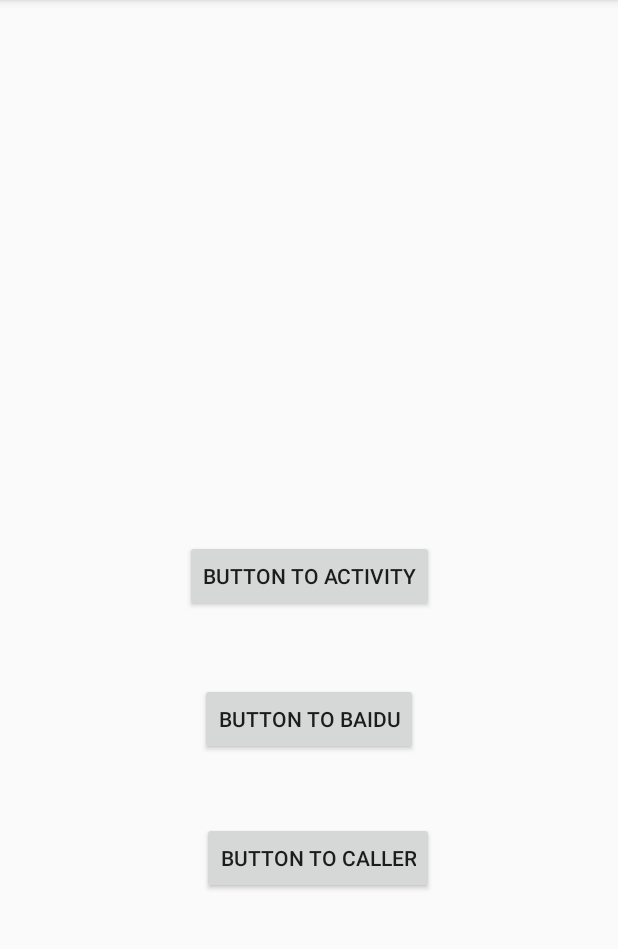
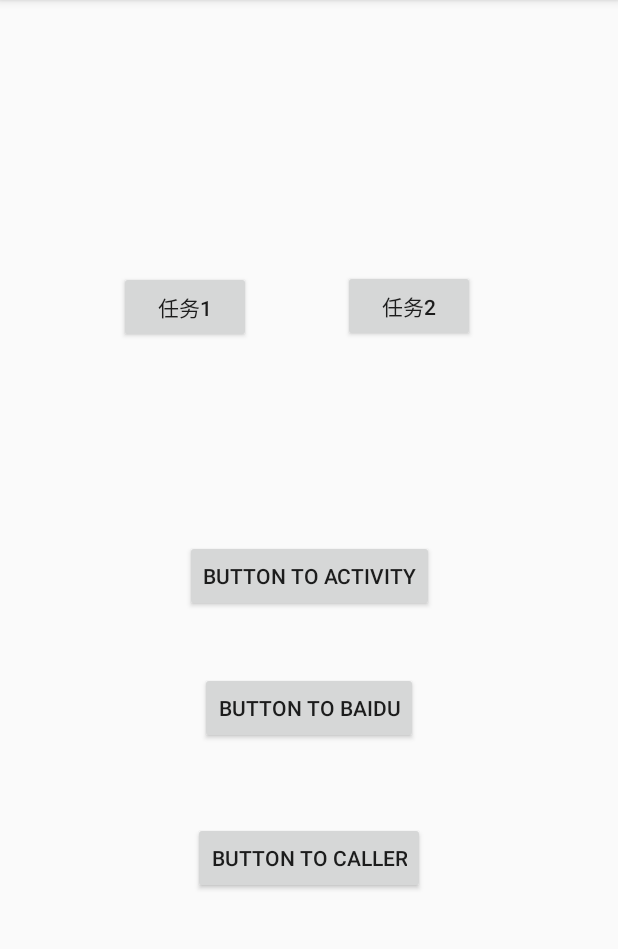
Before and after one commit to huang583824382/ByteDance_3190103047, an Android app: the screen it shows after launch (MainActivity), on a phone screen of 412 x 824 dp, the part 84-1033 px from its top. Run offline under Robolectric (Android 15) with nearby library versions, the light colour scheme and no system bars.

Commit message:
chapter2

```diff
--- a/Homework-Chapter-2/app/src/main/AndroidManifest.xml
+++ b/Homework-Chapter-2/app/src/main/AndroidManifest.xml
@@ -9,7 +9,9 @@
         android:roundIcon="@mipmap/ic_launcher_round"
         android:supportsRtl="true"
         android:theme="@style/AppTheme">
-        <activity android:name=".Activity_test"></activity>
+        <activity android:name=".Activity_test3"></activity>
+        <activity android:name=".Activity_test2" />
+        <activity android:name=".Activity_test" />
         <activity android:name=".MainActivity">
             <intent-filter>
                 <action android:name="android.intent.action.MAIN" />
--- a/Homework-Chapter-2/app/src/main/java/com/example/homework_chapter_2/MainActivity.java
+++ b/Homework-Chapter-2/app/src/main/java/com/example/homework_chapter_2/MainActivity.java
@@ -19,11 +19,16 @@ public class MainActivity extends AppCompatActivity {
         Button btn1=findViewById(R.id.button1);
         Button btn2=findViewById(R.id.button2);
         Button btn3=findViewById(R.id.button3);
+        Button btn5=findViewById(R.id.button5);
+        Button btn6=findViewById(R.id.button6);
+
+        Log.d("MainActivity", "onCreate ");
         btn1.setOnClickListener(new View.OnClickListener() {
             @Override
             public void onClick(View v) {
                 Intent intent = new Intent(MainActivity.this, Activity_test.class);
                 startActivity(intent);
+                Log.d("jump", "to myActivity ");
             }
         });
         btn2.setOnClickListener(new View.OnClickListener() {
@@ -32,6 +37,7 @@ public class MainActivity extends AppCompatActivity {
                 Intent intent = new Intent(Intent.ACTION_VIEW);
                 intent.setData(Uri.parse("http://www.baidu.com"));
                 startActivity(intent);
+                Log.d("jump", "to BaiDu ");
             }
         });
         btn3.setOnClickListener(new View.OnClickListener() {
@@ -40,11 +46,44 @@ public class MainActivity extends AppCompatActivity {
                 Intent intent = new Intent(Intent.ACTION_DIAL);
                 intent.setData(Uri.parse("tel:15822222222"));
                 startActivity(intent);
+                Log.d("jump", "to my telephone ");
             }
         });
-
-
-
-
+        btn5.setOnClickListener(new View.OnClickListener() {
+            @Override
+            public void onClick(View v) {
+                Intent intent = new Intent(MainActivity.this, Activity_test2.class);
+                startActivity(intent);
+                Log.d("MainActivity", "to mission 1 ");
+            }
+        });
+        btn6.setOnClickListener(new View.OnClickListener() {
+            @Override
+            public void onClick(View v) {
+                Intent intent = new Intent(MainActivity.this, Activity_test3.class);
+                startActivity(intent);
+                Log.d("MainActivity", "to mission 2 ");
+            }
+        });
+    }
+    protected void onStart(){
+        super.onStart();
+        Log.d("MainActivity", " onStart");
+    }
+    protected void onResume(){
+        super.onResume();
+        Log.d("MainActivity", " onResume");
+    }
+    protected void onPause(){
+        super.onPause();
+        Log.d("MainActivity", " onPause");
+    }
+    protected void onStop(){
+        super.onStop();
+        Log.d("MainActivity", " onStop");
+    }
+    protected void onDestroy(){
+        super.onDestroy();
+        Log.d("MainActivity", " onDestroy");
     }
 }
--- a/Homework-Chapter-2/app/src/main/res/layout/activity_main.xml
+++ b/Homework-Chapter-2/app/src/main/res/layout/activity_main.xml
@@ -20,8 +20,7 @@
         android:layout_width="wrap_content"
         android:layout_height="wrap_content"
         android:text="Button to Activity"
-        tools:layout_editor_absoluteX="167dp"
-        tools:layout_editor_absoluteY="475dp"
+
         app:layout_constraintBottom_toBottomOf="parent"
         app:layout_constraintLeft_toLeftOf="parent"
         app:layout_constraintRight_toRightOf="parent"
@@ -37,7 +36,7 @@
         app:layout_constraintLeft_toLeftOf="parent"
         app:layout_constraintRight_toRightOf="parent"
         app:layout_constraintTop_toTopOf="parent"
-        app:layout_constraintVertical_bias="0.632" />
+        app:layout_constraintVertical_bias="0.622" />
 
     <Button
         android:id="@+id/button3"
@@ -45,10 +44,35 @@
         android:layout_height="wrap_content"
         android:text="Button to Caller"
         app:layout_constraintBottom_toBottomOf="parent"
-        app:layout_constraintHorizontal_bias="0.523"
         app:layout_constraintLeft_toLeftOf="parent"
         app:layout_constraintRight_toRightOf="parent"
         app:layout_constraintTop_toTopOf="parent"
         app:layout_constraintVertical_bias="0.761" />
 
+    <Button
+        android:id="@+id/button5"
+        android:layout_width="wrap_content"
+        android:layout_height="wrap_content"
+        android:text="任务1"
+        app:layout_constraintBottom_toBottomOf="parent"
+        app:layout_constraintHorizontal_bias="0.244"
+        app:layout_constraintLeft_toLeftOf="parent"
+        app:layout_constraintRight_toRightOf="parent"
+        app:layout_constraintTop_toTopOf="parent"
+        app:layout_constraintVertical_bias="0.251"
+
+        />
+
+    <Button
+        android:id="@+id/button6"
+        android:layout_width="wrap_content"
+        android:layout_height="wrap_content"
+        android:text="任务2"
+        app:layout_constraintBottom_toBottomOf="parent"
+        app:layout_constraintHorizontal_bias="0.705"
+        app:layout_constraintLeft_toLeftOf="parent"
+        app:layout_constraintRight_toRightOf="parent"
+        app:layout_constraintTop_toTopOf="parent"
+        app:layout_constraintVertical_bias="0.25" />
+
 </androidx.constraintlayout.widget.ConstraintLayout>
```
Also changed, not shown: Homework-Chapter-2/app/src/main/java/com/example/homework_chapter_2/Activity_test.java (+23 -2 lines), Homework-Chapter-2/app/src/main/java/com/example/homework_chapter_2/Activity_test2.java (added, +39 -0 lines), Homework-Chapter-2/app/src/main/java/com/example/homework_chapter_2/Activity_test3.java (added, +14 -0 lines), Homework-Chapter-2/app/src/main/res/drawable/button_back.xml (added, +8 -0 lines), Homework-Chapter-2/app/src/main/res/drawable/button_go.xml (added, +9 -0 lines), Homework-Chapter-2/app/src/main/res/layout/activity_test2.xml (added, +62 -0 lines), Homework-Chapter-2/app/src/main/res/layout/activity_test3.xml (added, +9 -0 lines), Homework-Chapter-2/app/src/main/res/drawable/back.png (added), Homework-Chapter-2/app/src/main/res/drawable/background.png (added), Homework-Chapter-2/app/src/main/res/drawable/background1.png (added), Homework-Chapter-2/app/src/main/res/drawable/head.jpg (added), Homework-Chapter-2/app/src/main/res/drawable/wzghead.jpg (added).
